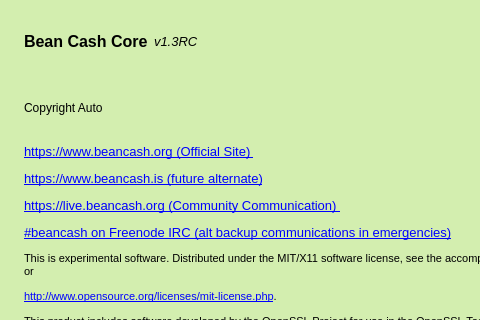
Qt form src/qt/forms/aboutdialog.ui (teambean/BeanCash) before a commit; both pictures show x 0 to 480 and y 0 to 320 of the 607 by 433 pixel window.
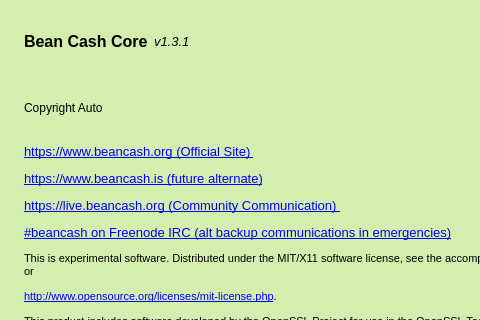
The same form after that commit. Icons and pictures are not drawn.

```diff
--- a/src/qt/forms/aboutdialog.ui
+++ b/src/qt/forms/aboutdialog.ui
@@ -236,7 +236,7 @@
         <cursorShape>IBeamCursor</cursorShape>
        </property>
        <property name="text">
-        <string notr="true">v1.3RC</string>
+        <string notr="true">v1.3.1</string>
        </property>
        <property name="textInteractionFlags">
         <set>Qt::LinksAccessibleByMouse|Qt::TextSelectableByKeyboard|Qt::TextSelectableByMouse</set>
```
